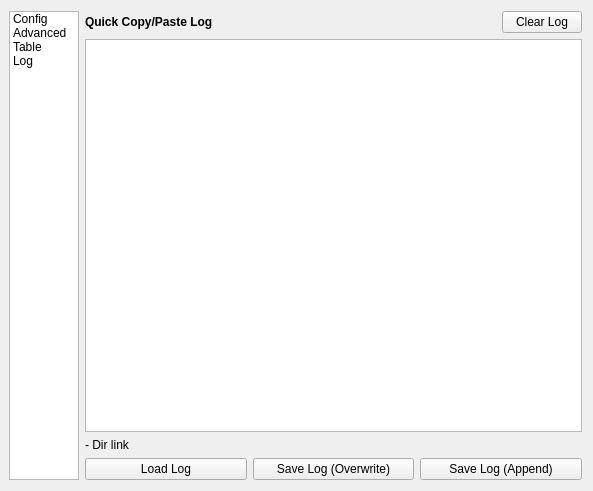
Qt form src/dialog_ui/dialog_base.ui (tetrakai1/GetFeats) before a commit.
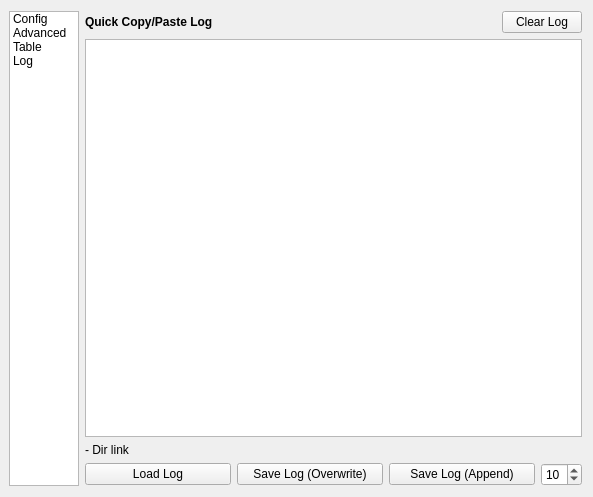
The same form after that commit. The open tabs and pages were chosen to show the change. Custom widgets are drawn as their Qt base class.

Commit message: Added option to set log font size

The edit to the form file:
```diff
--- a/src/dialog_ui/dialog_base.ui
+++ b/src/dialog_ui/dialog_base.ui
@@ -7,7 +7,7 @@
     <x>0</x>
     <y>0</y>
     <width>593</width>
-    <height>491</height>
+    <height>497</height>
    </rect>
   </property>
   <property name="windowTitle">
@@ -1888,6 +1888,28 @@
                </property>
               </widget>
              </item>
+             <item>
+              <widget class="QSpinBox" name="logSpinBox">
+               <property name="sizePolicy">
+                <sizepolicy hsizetype="Maximum" vsizetype="Fixed">
+                 <horstretch>0</horstretch>
+                 <verstretch>0</verstretch>
+                </sizepolicy>
+               </property>
+               <property name="toolTip">
+                <string>Log Font Size</string>
+               </property>
+               <property name="minimum">
+                <number>5</number>
+               </property>
+               <property name="maximum">
+                <number>20</number>
+               </property>
+               <property name="value">
+                <number>10</number>
+               </property>
+              </widget>
+             </item>
             </layout>
            </widget>
           </item>
```
Left out of the diff: 5 changed lines with no effect on the pictures. The commit also changes 2 other files.
